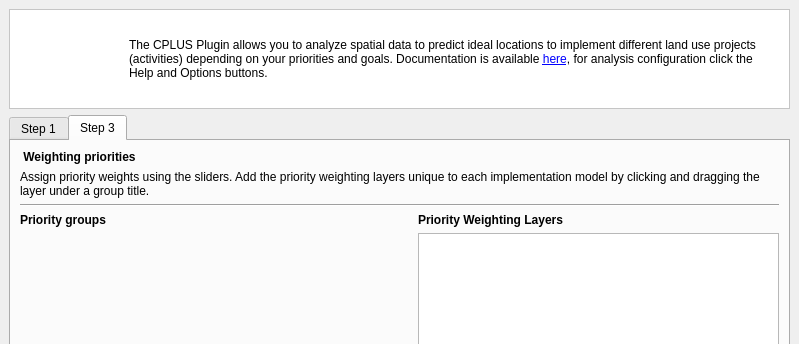
ConservationInternational/cplus-plugin, file src/cplus_plugin/ui/qgis_cplus_main_dockwidget.ui: the form before one commit; both pictures show x 0 to 799 and y 0 to 344 of the 799 by 642 pixel window.
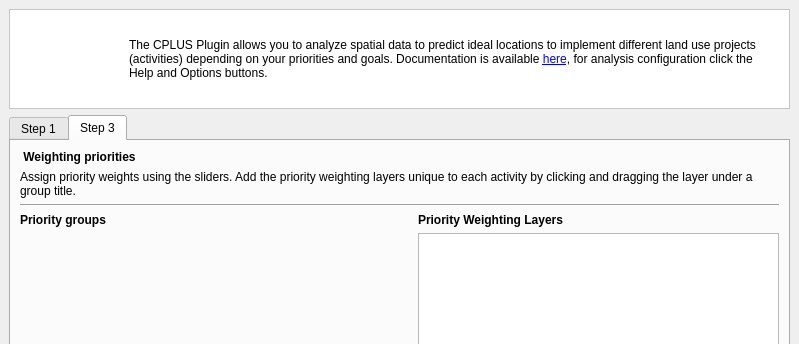
The form after the commit. The open tabs and pages were chosen to show the change. Icons and pictures are not drawn. Custom widgets are drawn as their Qt base class.

Commit message: Fix additional UI references of IM to activity.

```diff
--- a/src/cplus_plugin/ui/qgis_cplus_main_dockwidget.ui
+++ b/src/cplus_plugin/ui/qgis_cplus_main_dockwidget.ui
@@ -200,7 +200,7 @@
         <item row="1" column="0" colspan="3">
          <widget class="QLabel" name="label_77">
           <property name="text">
-           <string>Assign priority weights using the sliders. Add the priority weighting layers unique to each implementation model by clicking and dragging the layer under a group title.</string>
+           <string>&lt;html&gt;&lt;head/&gt;&lt;body&gt;&lt;p&gt;Assign priority weights using the sliders. Add the priority weighting layers unique to each activity by clicking and dragging the layer under a group title.&lt;/p&gt;&lt;/body&gt;&lt;/html&gt;</string>
           </property>
           <property name="wordWrap">
            <bool>true</bool>
```
The commit also changes 1 other file.
